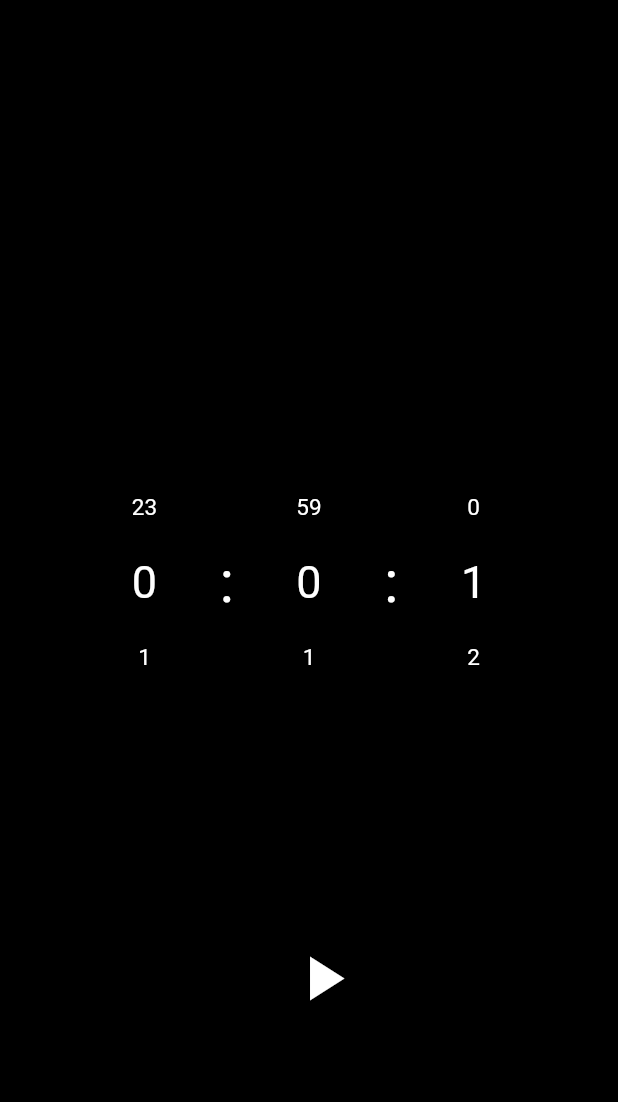
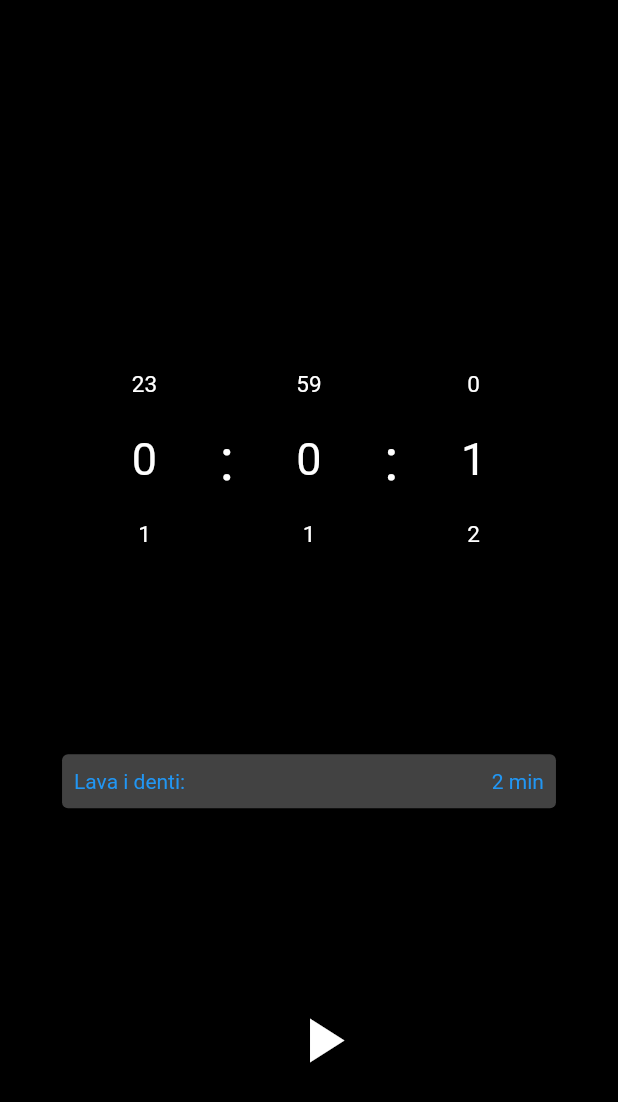
Before and after one commit to Sebastiano0/TPSIT, a Flutter app: the screen it shows after launch, after a tap on the "play arrow" icon, after a tap on the "stop" icon, on a phone screen of 412 x 824 dp. Shown: the top 1102 px of the screen. Run offline on Flutter 3.47's test engine with Material 2 defaults, Android fonts, the phone set to English and light mode, and no system bars; drawn by our look-alikes of numberpicker; our stand-ins replace audioplayers, flutter_local_notifications.

Commit message:
icona, fixati bug, notifiche

```diff
--- a/timer/lib/main.dart
+++ b/timer/lib/main.dart
@@ -8,7 +8,7 @@ import 'package:flutter_local_notifications/flutter_local_notifications.dart';
 import 'noti.dart';
 
 final FlutterLocalNotificationsPlugin flutterLocalNotificationsPlugin =
-      FlutterLocalNotificationsPlugin();
+    FlutterLocalNotificationsPlugin();
 
 void main() {
   runApp(const MyApp());
@@ -37,8 +37,6 @@ class MyHomePage extends StatefulWidget {
 }
 
 class _MyHomePageState extends State<MyHomePage> {
-
-
   var _currentValueMinutes = 0;
   var _currentValueSeconds = 1;
   var _currentValueHours = 0;
@@ -119,17 +117,20 @@ class _MyHomePageState extends State<MyHomePage> {
       }).take(count * 10);
 
       await controller.addStream(stream);
-
-      if (progress == 0) {}
     }
-    _currentValueSeconds--;
+    // _currentValueSeconds--;
     initialCount = 0;
     sub.cancel();
     paused = true;
     numberPickerVisibility = true;
     Noti.initialize(flutterLocalNotificationsPlugin);
 
-    if (!stopped) {
+    if (!stopped && count != 0) {
+      Noti.showBigTextNotification(
+          title: "Changed state",
+          body: "Your timer is ended",
+          fln: flutterLocalNotificationsPlugin);
+
       bytes = await rootBundle.load(path); //load audio from assets
       Uint8List audiobytes =
           bytes.buffer.asUint8List(bytes.offsetInBytes, bytes.lengthInBytes);
@@ -139,15 +140,19 @@ class _MyHomePageState extends State<MyHomePage> {
     }
   }
 
-  finish() {}
-
   pause() {
     Noti.showBigTextNotification(
-        title: "Timer app", body: "Your timer has been paused", fln: flutterLocalNotificationsPlugin);
+        title: "Changed state",
+        body: "Your timer has been paused",
+        fln: flutterLocalNotificationsPlugin);
     sub.pause();
   }
 
   stop() {
+    Noti.showBigTextNotification(
+        title: "Changed state",
+        body: "Your timer has been cancelled",
+        fln: flutterLocalNotificationsPlugin);
     stopped = true;
     numberPickerVisibility = true;
     sub.cancel();
@@ -241,6 +246,28 @@ class _MyHomePageState extends State<MyHomePage> {
                       const TextStyle(fontSize: 30, color: Colors.white),
                 ),
               ])),
+          Row(
+            mainAxisAlignment: MainAxisAlignment.spaceEvenly,
+            children: [
+              Visibility(
+                  visible: numberPickerVisibility,
+                  child: TextButton(
+                    style: TextButton.styleFrom(
+                        backgroundColor: Colors.grey.shade800,
+                        textStyle: const TextStyle(
+                          color: Colors.white,
+                        )),
+                    onPressed: () {
+                      _currentValueHours = 0;
+                      _currentValueMinutes = 2;
+                      _currentValueSeconds = 0;
+                      play();
+                    },
+                    child: const Text(
+                        "Lava i denti:                                                           2 min"),
+                  ))
+            ],
+          ),
           Row(mainAxisAlignment: MainAxisAlignment.spaceEvenly, children: [
             Visibility(
                 visible: !numberPickerVisibility,
```
Also changed, not shown: 5 other files.
